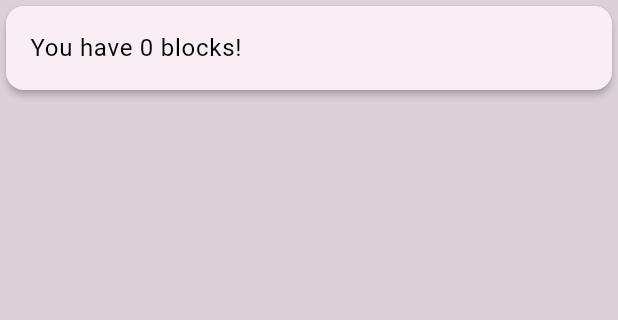
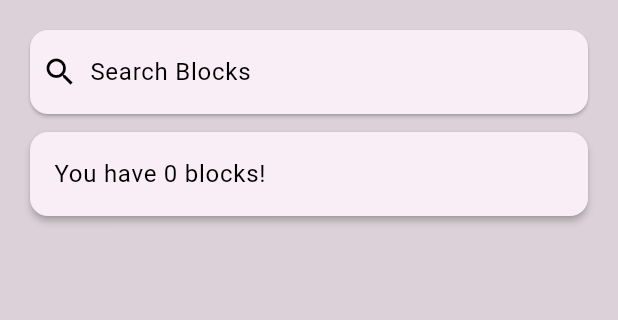
Before and after one commit to undefinedpatient/idea_cache, a Flutter app: the ICCacheOverview screen opened directly with empty values, on a phone screen of 412 x 824 dp, the part 84-404 px from its top. Run offline on Flutter 3.47's test engine with Material 3 defaults, Android fonts, the phone set to English and light mode, and no system bars; missing offline and left inert: flutter_quill, window_manager; Roboto replaces fonts that are missing (FiraCode Nerd Font).

Commit message:
Updated Styles, Added Support to search for block in cache

```diff
--- a/lib/app.dart
+++ b/lib/app.dart
@@ -67,7 +67,7 @@ class ICAppState extends ChangeNotifier {
   ICAppState() {
     FileHandler.loadSetting().then((Setting setting) {
       changeBrightness(setting.thememode);
-      changeFont(setting.fontfamily);
+      changeFontFamily(setting.fontfamily);
       changeColorCode(setting.colorcode);
       log(setting.thememode.toString());
       log(setting.fontfamily);
@@ -79,7 +79,7 @@ class ICAppState extends ChangeNotifier {
     notifyListeners();
   }
 
-  void changeFont(String fontFamily) {
+  void changeFontFamily(String fontFamily) {
     font = fontFamily;
     notifyListeners();
   }
--- a/lib/page/cacheoverview.dart
+++ b/lib/page/cacheoverview.dart
@@ -1,4 +1,5 @@
 import 'package:flutter/material.dart';
+import 'package:flutter_quill/flutter_quill.dart';
 import 'package:idea_cache/model/block.dart';
 import 'package:idea_cache/model/filehandler.dart';
 
@@ -18,11 +19,31 @@ class ICCacheOverview extends StatefulWidget {
 }
 
 class _ICCacheOverviewState extends State<ICCacheOverview> {
+  TextEditingController _textEditingController = TextEditingController(
+    text: "",
+  );
   List<ICBlock> _cacheBlocks = List.empty(growable: true);
   Future<void> _loadBlocks() async {
     List<ICBlock> temp = await FileHandler.findBlocksByCacheId(widget.cacheid);
     setState(() {
       _cacheBlocks = temp;
+    });
+  }
+
+  Future<void> _filterBlocks() async {
+    List<ICBlock> filteredBlocks = List<ICBlock>.of(_cacheBlocks);
+    for (int i = 0; i < filteredBlocks.length; i++) {
+      if (filteredBlocks[i].name.toLowerCase().contains(
+        _textEditingController.text.toLowerCase(),
+      )) {
+        continue;
+      } else {
+        filteredBlocks.removeAt(i);
+        i--;
+      }
+    }
+    setState(() {
+      _cacheBlocks = filteredBlocks;
     });
   }
 
@@ -36,6 +57,13 @@ class _ICCacheOverviewState extends State<ICCacheOverview> {
   void didUpdateWidget(covariant ICCacheOverview oldWidget) {
     super.didUpdateWidget(oldWidget);
     _loadBlocks();
+    _filterBlocks();
+  }
+
+  @override
+  void dispose() {
+    _textEditingController.dispose();
+    super.dispose();
   }
 
   @override
@@ -46,9 +74,47 @@ class _ICCacheOverviewState extends State<ICCacheOverview> {
         title: Text("Overview"),
         backgroundColor: Theme.of(context).colorScheme.surfaceContainer,
       ),
-      body: Column(
+      body: Padding(
+        padding: const EdgeInsets.all(16.0),
+        child: Column(
           spacing: 4,
           children: [
+            Card(
+              child: SearchBar(
+                hintText: "Search Blocks",
+                controller: _textEditingController,
+                shape: WidgetStateProperty<OutlinedBorder>.fromMap(
+                  <WidgetStatesConstraint, OutlinedBorder>{
+                    WidgetState.any: RoundedRectangleBorder(
+                      borderRadius: BorderRadius.all(Radius.circular(12)),
+                    ),
+                  },
+                ),
+                leading: Icon(Icons.search),
+                backgroundColor:
+                    WidgetStateColor.fromMap(<WidgetStatesConstraint, Color>{
+                      WidgetState.hovered: Colors.transparent,
+                      WidgetState.any: Colors.transparent,
+                    }),
+
+                overlayColor:
+                    WidgetStateColor.fromMap(<WidgetStatesConstraint, Color>{
+                      WidgetState.hovered: Colors.transparent,
+                      WidgetState.any: Colors.transparent,
+                    }),
+                elevation: WidgetStateProperty<double>.fromMap(
+                  <WidgetStatesConstraint, double>{
+                    WidgetState.disabled: 0,
+                    WidgetState.any: 0,
+                  },
+                ),
+                trailing: [],
+                onChanged: (value) async {
+                  await _loadBlocks();
+                  await _filterBlocks();
+                },
+              ),
+            ),
             Card(
               elevation: 2,
               child: ListTile(
@@ -82,6 +148,7 @@ class _ICCacheOverviewState extends State<ICCacheOverview> {
             ),
           ],
         ),
+      ),
     );
   }
 }
--- a/lib/page/cacheview.dart
+++ b/lib/page/cacheview.dart
@@ -235,6 +235,7 @@ class _ICCacheView extends State<ICCacheView> {
           const Divider(thickness: 2, height: 2),
           // Use SizedBox to container listtile to avoid overflow
           SizedBox(
+
             height: widget.tabHeight, // Fixed height for tab bar
             width: MediaQuery.of(context).size.width,
             child: Row(
@@ -357,7 +358,7 @@ class _ICCacheView extends State<ICCacheView> {
                                           await _deleteBlock(context);
                                         },
                                         child: const Text(
-                                          "Delete",
+                                          "Delete (Y)",
                                           style: TextStyle(
                                             color: Colors.redAccent,
                                           ),
@@ -367,7 +368,7 @@ class _ICCacheView extends State<ICCacheView> {
                                         onPressed: () {
                                           Navigator.pop(context);
                                         },
-                                        child: const Text("Close"),
+                                        child: const Text("Close (n)"),
                                       ),
                                     ],
                                   ),
--- a/lib/page/overview.dart
+++ b/lib/page/overview.dart
@@ -80,6 +80,7 @@ class _ICOverview extends State<ICOverview> {
             Card(
               elevation: 2,
               child: SearchBar(
+                hintText: "Search Caches",
                 controller: _textEditingController,
                 shape: WidgetStateProperty<OutlinedBorder>.fromMap(
                   <WidgetStatesConstraint, OutlinedBorder>{
--- a/lib/page/settingpage.dart
+++ b/lib/page/settingpage.dart
@@ -43,6 +43,7 @@ class _ICSettingPageState extends State<ICSettingPage> {
         backgroundColor: Theme.of(context).colorScheme.surfaceContainer,
         actions: [
           IconButton(
+            iconSize: 24,
             onPressed: () async {
               await FileHandler.saveSetting(
                 Setting(
@@ -59,7 +60,7 @@ class _ICSettingPageState extends State<ICSettingPage> {
             icon: Icon(Icons.save),
           ),
         ],
-        actionsPadding: EdgeInsets.fromLTRB(0, 0, 0, 16),
+        actionsPadding: EdgeInsets.fromLTRB(0, 0, 16, 0),
       ),
       body: Padding(
         padding: const EdgeInsets.all(16.0),
@@ -235,7 +236,7 @@ class _ICSettingPageState extends State<ICSettingPage> {
                         setState(() {
                           _font = value!;
                         });
-                        appState.changeFont((_font));
+                        appState.changeFontFamily((_font));
                       },
                     ),
                   ],
```
Lines whose indentation alone changed are shown as unchanged.
